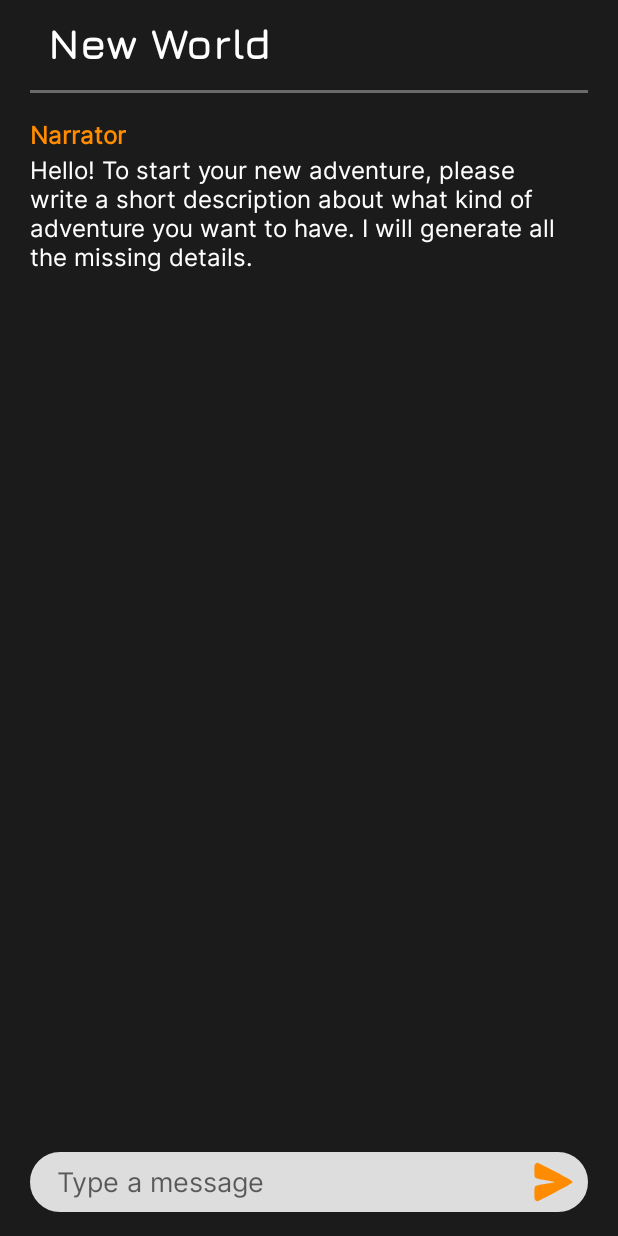
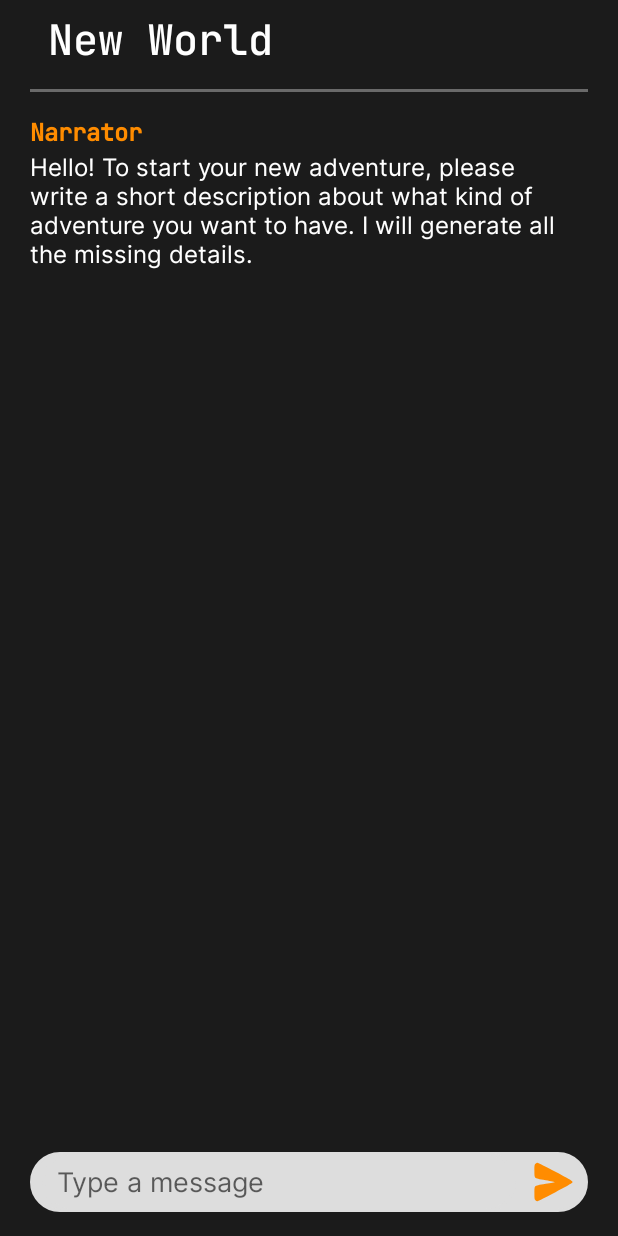
Before and after one commit to BlauesBIld/AITextDungeon, an Android app built with Jetpack Compose: the ChatActivity screen opened directly, with no data from a screen before it, on a phone screen of 412 x 824 dp. Run offline under Robolectric (Android 15) with nearby library versions, the phone set to English and light mode, and no system bars; our stand-ins replace Room's generated code.

Commit message:
font and main screen button adjustments

```diff
--- a/app/src/main/res/drawable/rounded_button.xml
+++ b/app/src/main/res/drawable/rounded_button.xml
@@ -1,5 +1,5 @@
 <?xml version="1.0" encoding="utf-8"?>
 <shape xmlns:android="http://schemas.android.com/apk/res/android">
     <solid android:color="@color/primaryColor" />
-    <corners android:radius="15dp" />
+    <corners android:radius="9dp" />
 </shape>
--- a/app/src/main/res/layout/activity_chat.xml
+++ b/app/src/main/res/layout/activity_chat.xml
@@ -18,7 +18,7 @@
         android:text="New World"
         android:textSize="28sp"
         android:textColor="@color/white"
-        app:fontFamily="@font/jura_bold"
+        app:fontFamily="@font/jet_brains_mono_medium"
         android:layout_marginStart="12dp" />
 
     <View
--- a/app/src/main/res/layout/activity_main.xml
+++ b/app/src/main/res/layout/activity_main.xml
@@ -22,7 +22,7 @@
         android:textColor="@color/white"
         android:textSize="48sp"
         android:maxLines="2"
-        app:fontFamily="@font/jura_bold" />
+        app:fontFamily="@font/jet_brains_mono_bold" />
 
     <TextView
         android:layout_width="246dp"
@@ -53,7 +53,7 @@
         android:textColor="@color/black"
         android:layout_width="match_parent"
         android:layout_height="55dp"
-        android:layout_marginHorizontal="100dp"
+        android:layout_marginHorizontal="80dp"
         android:layout_marginVertical="16dp"
         android:text="@string/load"
         android:textSize="20sp"
--- a/app/src/main/res/layout/chat_message.xml
+++ b/app/src/main/res/layout/chat_message.xml
@@ -11,7 +11,8 @@
         android:layout_height="wrap_content"
         android:textSize="16sp"
         android:textStyle="bold"
-        android:textColor="#FFFFFF" />
+        android:textColor="#FFFFFF"
+        android:fontFamily="@font/jet_brains_mono_medium" />
 
     <TextView
         android:id="@+id/textMessage"
```
